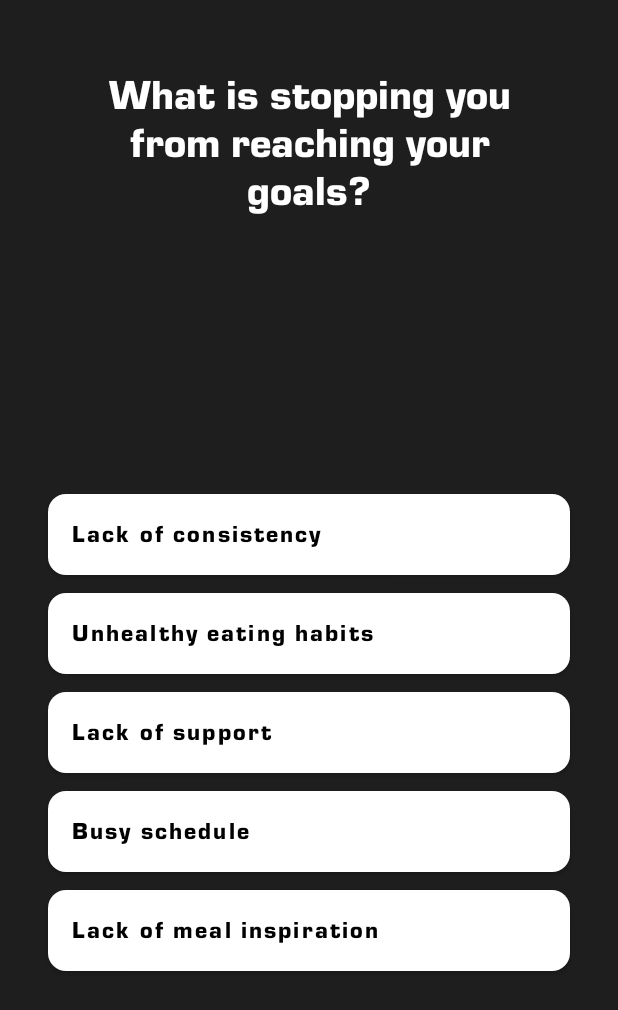
After one commit to 0xhex/foodai-android, an Android app: the fragment ReachingGoalsFragment placed in its activity, on a phone screen of 412 x 824 dp. The commit adds this screen. Shown: the top 1010 px of the screen. Run offline under Robolectric (Android 15) with nearby library versions, the phone set to English and light mode, and no system bars; our stand-ins replace Dagger/Hilt's generated code, data binding; 1 statement that could not run was skipped.

Commit message:
Implement reaching goals UI and services

```diff
--- /dev/null
+++ b/app/src/main/res/layout/fragment_reaching_goals.xml
@@ -0,0 +1,133 @@
+<layout xmlns:android="http://schemas.android.com/apk/res/android"
+    xmlns:app="http://schemas.android.com/apk/res-auto">
+
+    <data>
+        <variable
+            name="viewModel"
+            type="com.codepad.foodai.ui.user_property.UserPropertySharedViewModel" />
+    </data>
+
+    <androidx.constraintlayout.widget.ConstraintLayout
+        android:layout_width="match_parent"
+        android:layout_height="match_parent"
+        android:background="#1e1e1e"
+        android:padding="16dp">
+
+        <TextView
+            android:id="@+id/tvTitle"
+            android:layout_width="0dp"
+            android:layout_height="wrap_content"
+            android:layout_marginHorizontal="@dimen/dimen_32dp"
+            android:layout_marginTop="@dimen/dimen_32dp"
+            android:fontFamily="@font/euro_stile_bold"
+            android:text="@string/goal_question"
+            android:textAlignment="center"
+            android:textColor="@android:color/white"
+            android:textSize="28sp"
+            app:layout_constraintBottom_toTopOf="@id/tvSubtitle"
+            app:layout_constraintEnd_toEndOf="parent"
+            app:layout_constraintStart_toStartOf="parent"
+            app:layout_constraintTop_toTopOf="parent" />
+
+        <TextView
+            android:id="@+id/tvSubtitle"
+            android:layout_width="0dp"
+            android:layout_height="0dp"
+            android:layout_marginHorizontal="@dimen/dimen_32dp"
+            android:layout_marginTop="@dimen/dimen_24dp"
+            android:fontFamily="@font/euro_stile_regular"
+            android:textAlignment="center"
+            android:textColor="#8e8e93"
+            android:visibility="invisible"
+            android:textSize="16sp"
+            app:layout_constraintEnd_toEndOf="parent"
+            app:layout_constraintStart_toStartOf="parent"
+            app:layout_constraintTop_toBottomOf="@id/tvTitle" />
+
+        <LinearLayout
+            android:id="@+id/reachingGoalsButtonsContainer"
+            android:layout_width="match_parent"
+            android:layout_height="wrap_content"
+            android:orientation="vertical"
+            app:layout_constraintBottom_toBottomOf="parent"
+            app:layout_constraintEnd_toEndOf="parent"
+            app:layout_constraintStart_toStartOf="parent"
+            app:layout_constraintTop_toBottomOf="@id/tvSubtitle">
+
+            <com.google.android.material.button.MaterialButton
+                android:id="@+id/btnConsistency"
+                android:layout_width="match_parent"
+                android:layout_height="66dp"
+                android:layout_marginHorizontal="@dimen/dimen_16dp"
+                android:onClick="@{() -> viewModel.selectReachingGoal(`Lack of consistency`)}"
+                android:text="@string/lack_of_consistency"
+                android:textAlignment="viewStart"
+                android:textAllCaps="false"
+                android:textColor="@color/black"
+                android:textSize="16sp"
+                app:backgroundTint="@android:color/white"
+                app:cornerRadius="12dp"
+                app:fontFamily="@font/euro_stile_bold" />
+
+            <com.google.android.material.button.MaterialButton
+                android:id="@+id/btnUnhealthy"
+                android:layout_width="match_parent"
+                android:layout_height="66dp"
+                android:layout_marginHorizontal="@dimen/dimen_16dp"
+                android:onClick="@{() -> viewModel.selectReachingGoal(`Unhealthy eating habits`)}"
+                android:text="@string/unhealthy_eating_habits"
+                android:textAlignment="viewStart"
+                android:textAllCaps="false"
+                android:textColor="@color/black"
+                android:textSize="16sp"
+                app:backgroundTint="@android:color/white"
+                app:cornerRadius="12dp"
+                app:fontFamily="@font/euro_stile_bold" />
+
+            <com.google.android.material.button.MaterialButton
+                android:id="@+id/btnSupport"
+                android:layout_width="match_parent"
+                android:layout_height="66dp"
+                android:layout_marginHorizontal="@dimen/dimen_16dp"
+                android:onClick="@{() -> viewModel.selectReachingGoal(`Lack of support`)}"
+                android:text="@string/lack_of_support"
+                android:textAlignment="viewStart"
+                android:textAllCaps="false"
+                android:textColor="@color/black"
+                android:textSize="16sp"
+                app:backgroundTint="@android:color/white"
+                app:cornerRadius="12dp"
+                app:fontFamily="@font/euro_stile_bold" />
+
+            <com.google.android.material.button.MaterialButton
+                android:id="@+id/btnBusy"
+                android:layout_width="match_parent"
+                android:layout_height="66dp"
+                android:layout_marginHorizontal="@dimen/dimen_16dp"
+                android:onClick="@{() -> viewModel.selectReachingGoal(`Busy schedule`)}"
+                android:text="@string/Busy_schedule"
+                android:textAlignment="viewStart"
+                android:textAllCaps="false"
+                android:textColor="@color/black"
+                android:textSize="16sp"
+                app:backgroundTint="@android:color/white"
+                app:cornerRadius="12dp"
+                app:fontFamily="@font/euro_stile_bold" />
+
+            <com.google.android.material.button.MaterialButton
+                android:id="@+id/btnMeal"
+                android:layout_width="match_parent"
+                android:layout_height="66dp"
+                android:layout_marginHorizontal="@dimen/dimen_16dp"
+                android:onClick="@{() -> viewModel.selectReachingGoal(`Lack of meal inspiration`)}"
+                android:text="@string/lack_of_meal_inspiration"
+                android:textAlignment="viewStart"
+                android:textAllCaps="false"
+                android:textColor="@color/black"
+                android:textSize="16sp"
+                app:backgroundTint="@android:color/white"
+                app:cornerRadius="12dp"
+                app:fontFamily="@font/euro_stile_bold" />
+        </LinearLayout>
+    </androidx.constraintlayout.widget.ConstraintLayout>
+</layout>
```
Also changed, not shown: app/src/main/java/com/codepad/foodai/ui/user_property/UserPropertyFragment.kt (+9 -0 lines), app/src/main/java/com/codepad/foodai/ui/user_property/UserPropertySharedViewModel.kt (+25 -0 lines), app/src/main/java/com/codepad/foodai/ui/user_property/reachinggoals/ReachingGoalsFragment.kt (added, +131 -0 lines).
